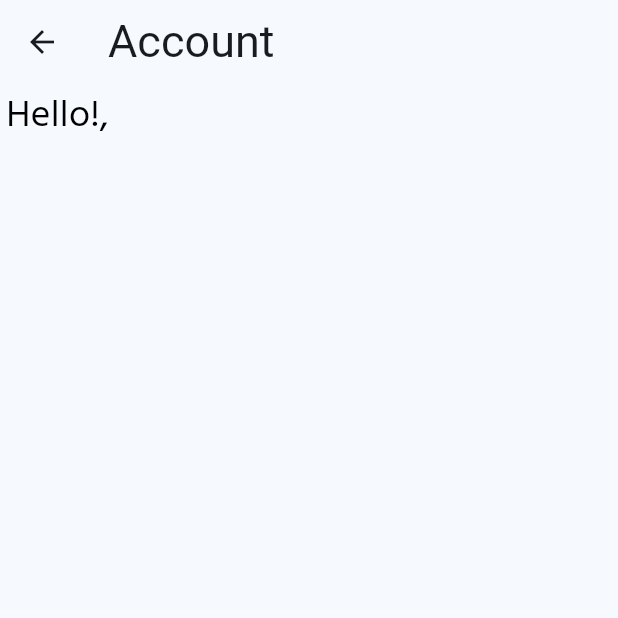
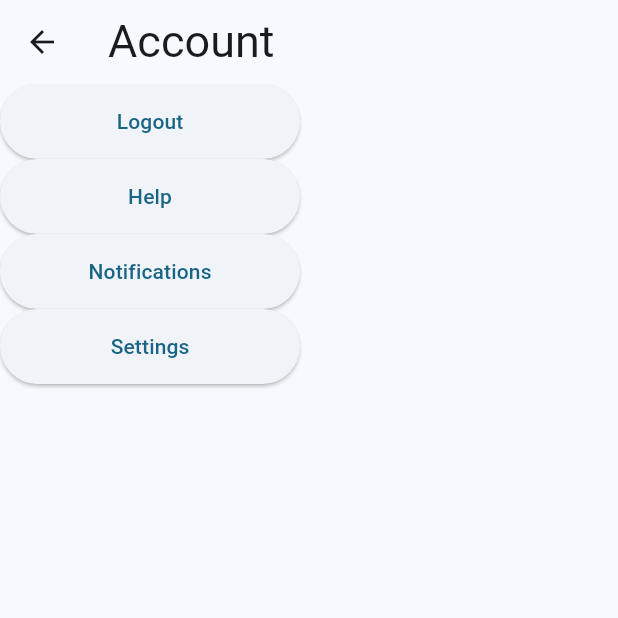
Before and after one commit to dot-eg/dotpos, a Flutter app: the AccountPage screen opened directly, on a phone screen of 412 x 824 dp, the top half of it. Run offline on Flutter 3.47's test engine with Material 3 defaults, Android fonts, the phone set to English and light mode, and no system bars; our stand-ins replace cloud_firestore, firebase_auth, firebase_core, fl_chart, pdf and 1 more; missing offline and left inert: dart:ffi; accounts and stored records are empty.

Commit message:
edit account page

```diff
--- a/lib/ui/account_page.dart
+++ b/lib/ui/account_page.dart
@@ -1,3 +1,5 @@
+import 'dart:ffi';
+
 import 'package:flutter/material.dart';
 import '../services/auth_service.dart';
 import '../ui/text_styles.dart';
@@ -5,7 +7,6 @@ import '../ui/text_styles.dart';
 class AccountPage extends StatefulWidget {
   @override
   State<AccountPage> createState() => _AccountPageState();
-
 }
 
 class _AccountPageState extends State<AccountPage> {
@@ -25,27 +26,65 @@ class _AccountPageState extends State<AccountPage> {
           title: Text('Account', style: TextStyle(fontSize: 30)),
         ),
         body: Stack(
-        children:[
+          children: [
             Positioned(
               top: MediaQuery.of(context).size.height * 0.00630676,
-            left: MediaQuery.of(context).size.width * 0.00976562 ,
+              left: MediaQuery.of(context).size.width * 0.00976562,
               child: SizedBox(
                 width: MediaQuery.of(context).size.width * 0.21809896,
                 height: MediaQuery.of(context).size.height * 0.03784057,
-              child: Text('Hello!, $currentUser', style: settingsHeader.copyWith(fontWeight: FontWeight.normal),),
+                child: Text(
+                  'Hello!, $currentUser',
+                  style: settingsHeader.copyWith(fontWeight: FontWeight.normal),
                 ),
               ),
+            ),
+
             //   Column(
             //   mainAxisAlignment: MainAxisAlignment.center,
             //   children: <Widget>[
             //     Text('My Account Details'),
             //     Text('Current user: $currentUser'),
             //     Text('Last login: $loginTime'),
-        //     Padding(padding: EdgeInsets.all(10)),
-        //     ElevatedButton(
-        //       onPressed: _onLogout,
-        //       child: Text('Logout'),
-        //     ),
+
+            Positioned(
+  child: Column(
+              children: [
+                SizedBox(
+                  width: 200,
+                  height: 50,
+                  child: ElevatedButton(
+                    onPressed: _onLogout,
+                    child: Text('Logout'),
+                  ),
+                ),
+                SizedBox(
+                  width: 200,
+                  height: 50,
+                  child: ElevatedButton(
+                    onPressed: () {},
+                    child: Text('Help'),
+                  ),
+                ),
+                SizedBox(
+                  width: 200,
+                  height: 50,
+                  child: ElevatedButton(
+                    onPressed: () {},
+                    child: Text('Notifications'),
+                  ),
+                ),
+                SizedBox(
+                  width: 200,
+                  height: 50,
+                  child: ElevatedButton(
+                    onPressed: () {},
+                    child: Text('Settings'),
+                  ),
+                ),
+              ],
+            ),
+          ),
             //     Padding(padding: EdgeInsets.all(10)),
             //     ElevatedButton(
             //       onPressed: () {},
@@ -54,7 +93,7 @@ class _AccountPageState extends State<AccountPage> {
             //   ],
             // )
           ],
-    )
+        ),
     );
   }
 }
```
Lines whose indentation alone changed are shown as unchanged.
